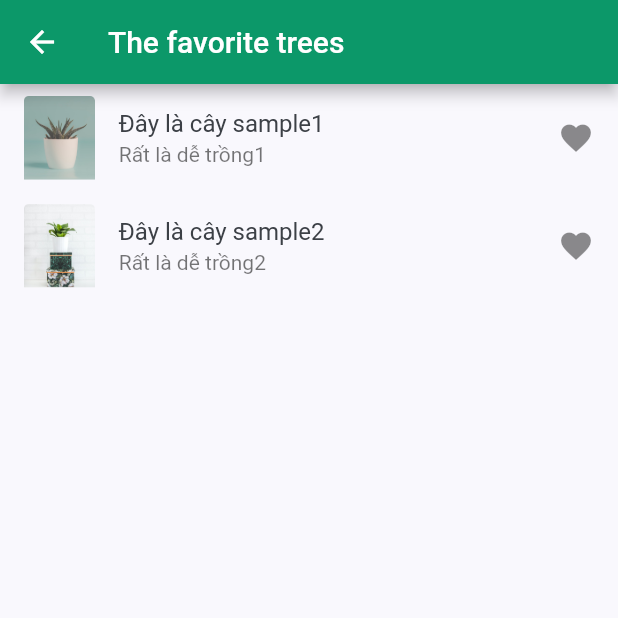
After one commit to PlantCare372/PlantCare-FE, a Flutter app: the screen it shows after launch, item 2 of the bottom bar chosen, on a phone screen of 412 x 824 dp, the top half of it. The commit adds this screen. Run offline on Flutter 3.47's test engine with Material 2 defaults, Android fonts, the phone set to English and light mode, and no system bars; our stand-ins replace camera, flutter_local_notifications, flutter_svg, timezone.

Commit message:
favorite-screen

```diff
--- a/plant_care_fe/lib/components/my_bottom_nav_bar.dart
+++ b/plant_care_fe/lib/components/my_bottom_nav_bar.dart
@@ -3,6 +3,7 @@ import 'package:flutter_svg/flutter_svg.dart';
 
 import '../constants.dart';
 import 'package:plant_app/screens/userinfo/userinfo.dart';
+import 'package:plant_app/screens/favorite/nextscreen.dart';
 
 class MyBottomNavBar extends StatelessWidget {
   const MyBottomNavBar({
@@ -37,7 +38,11 @@ class MyBottomNavBar extends StatelessWidget {
           ),
           IconButton(
             icon: SvgPicture.asset("assets/icons/heart-icon.svg"),
-            onPressed: () {},
+            onPressed: () {
+              Navigator.push(context,
+              MaterialPageRoute(builder: (context) => NextScreen()),
+              );
+            },
           ),
           IconButton(
             icon: SvgPicture.asset("assets/icons/user-icon.svg"),
--- /dev/null
+++ b/plant_care_fe/lib/screens/Favorite/nextscreen.dart
@@ -0,0 +1,36 @@
+import 'package:flutter/material.dart';
+
+
+class NextScreen extends StatelessWidget {
+  @override
+  Widget build(BuildContext context) {
+    return Scaffold(
+      appBar: AppBar(
+        title: Text("The favorite trees"),
+      ),
+      body: getListView(),
+    );
+  }
+}
+
+Widget getListView() {
+  var listView = ListView(
+        children: <Widget>[
+          ListTile(
+            leading: Image.asset('assets/images/image_1.png'),
+            title: Text('Đây là cây sample1'),
+            subtitle: Text('Rất là dễ trồng1'),
+            trailing: Icon(Icons.favorite),
+            hoverColor: Colors.grey,
+          ),
+          ListTile(
+            leading: Image.asset('assets/images/image_2.png'),
+            title: Text('Đây là cây sample2'),
+            subtitle: Text('Rất là dễ trồng2'),
+            trailing: Icon(Icons.favorite),
+            hoverColor: Colors.grey,
+          )
+        ]
+      );
+    return listView;
+}
--- a/plant_care_fe/lib/screens/home/home_screen.dart
+++ b/plant_care_fe/lib/screens/home/home_screen.dart
@@ -3,6 +3,7 @@ import 'package:flutter/material.dart';
 import 'package:plant_app/components/my_bottom_nav_bar.dart';
 import 'package:plant_app/screens/home/components/body.dart';
 import 'package:plant_app/screens/camera/take_picture_screen.dart';
+
 
 class HomeScreen extends StatelessWidget {
   @override
@@ -59,7 +60,8 @@ class HomeScreen extends StatelessWidget {
                   title: Text('Profile'),
                 ),
                 ListTile(
-                  onTap: () {},
+                  onTap: () {
+                  },
                   leading: Icon(Icons.favorite),
                   title: Text('Favourites'),
                 ),
```
